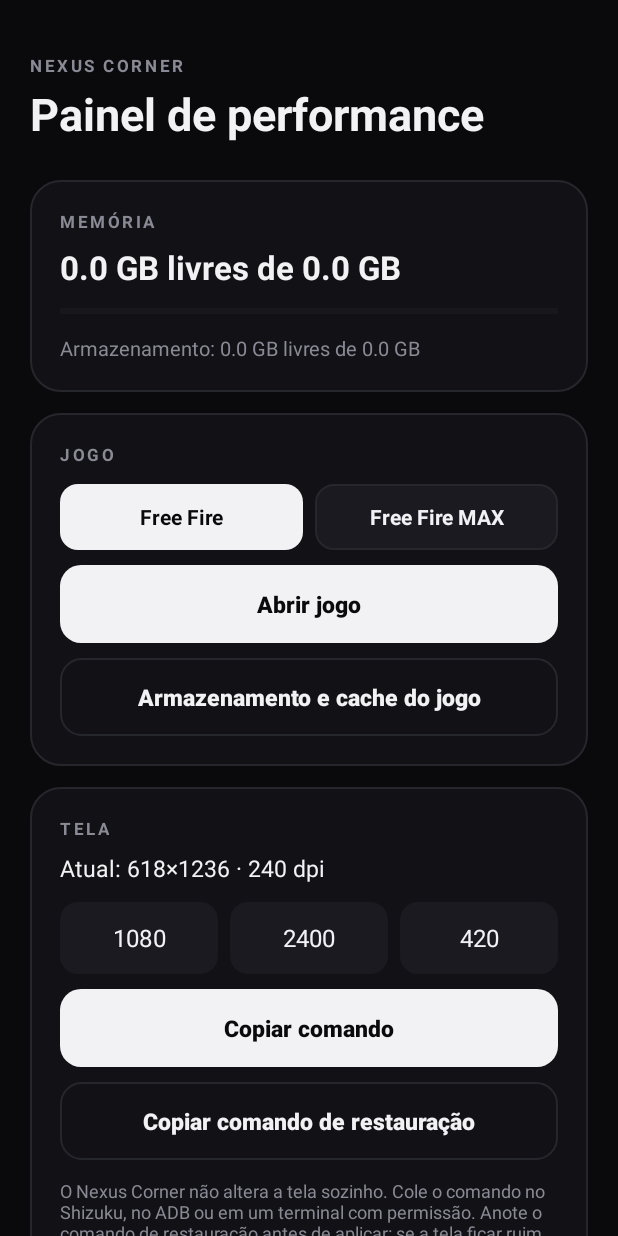
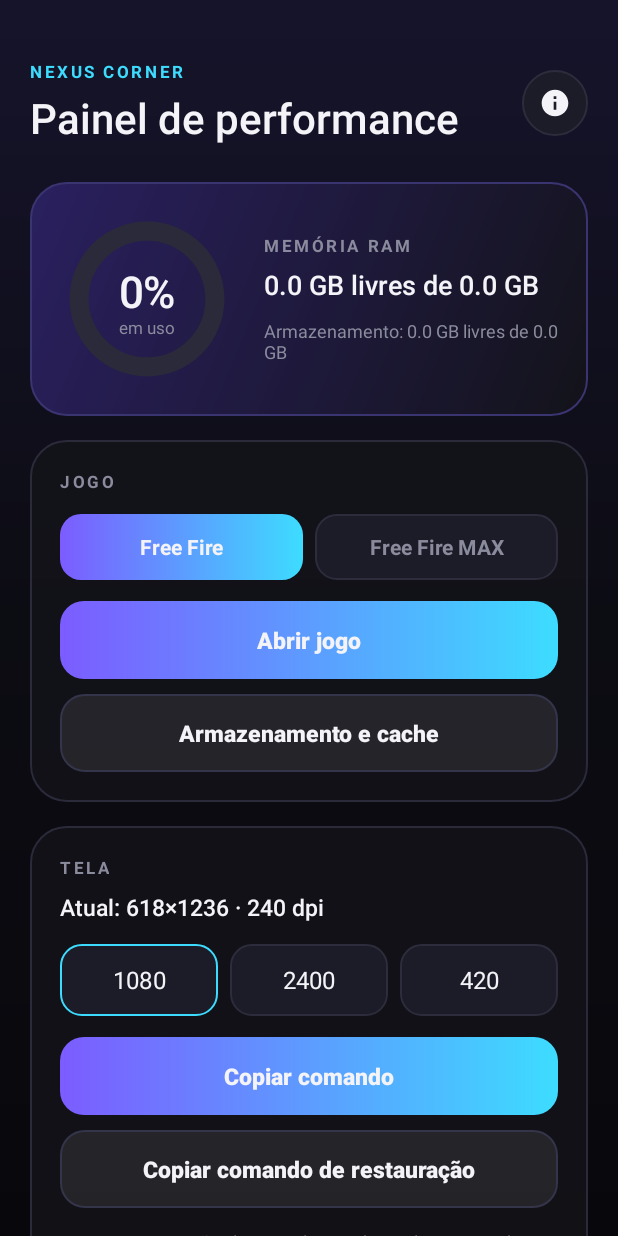
Before and after one commit to samuelsilva553/FFOptimizer, an Android app: the screen it shows after launch (MainActivity), on a phone screen of 412 x 824 dp. Run offline under Robolectric (Android 15) with nearby library versions, the phone set to English and light mode, and no system bars; 1 statement that could not run was skipped.

Commit message:
Novo design

```diff
--- /dev/null
+++ b/app/src/main/java/com/nexuscorner/app/GaugeView.kt
@@ -0,0 +1,41 @@
+package com.nexuscorner.app
+
+import android.animation.ValueAnimator
+import android.content.Context
+import android.graphics.*
+import android.util.AttributeSet
+import android.view.View
+
+class GaugeView(c: Context, a: AttributeSet?) : View(c, a) {
+    private val track = Paint(Paint.ANTI_ALIAS_FLAG).apply { style = Paint.Style.STROKE; strokeCap = Paint.Cap.ROUND; color = 0xFF2A2A3A.toInt() }
+    private val arc = Paint(Paint.ANTI_ALIAS_FLAG).apply { style = Paint.Style.STROKE; strokeCap = Paint.Cap.ROUND }
+    private val big = Paint(Paint.ANTI_ALIAS_FLAG).apply { color = 0xFFF4F4F8.toInt(); textAlign = Paint.Align.CENTER; typeface = Typeface.create("sans-serif-medium", Typeface.NORMAL) }
+    private val small = Paint(Paint.ANTI_ALIAS_FLAG).apply { color = 0xFF8B8B9E.toInt(); textAlign = Paint.Align.CENTER }
+    private val box = RectF()
+    private var shown = 0f
+
+    fun setValue(v: Int) {
+        ValueAnimator.ofFloat(shown, v.coerceIn(0, 100).toFloat()).apply {
+            duration = 900
+            addUpdateListener { shown = it.animatedValue as Float; invalidate() }
+            start()
+        }
+    }
+
+    override fun onSizeChanged(w: Int, h: Int, ow: Int, oh: Int) {
+        val s = w * 0.11f
+        track.strokeWidth = s; arc.strokeWidth = s
+        box.set(s, s, w - s, h - s)
+        arc.shader = SweepGradient(w / 2f, h / 2f, intArrayOf(0xFF7C5CFF.toInt(), 0xFF3DDCFF.toInt(), 0xFF7C5CFF.toInt()), null)
+        big.textSize = w * 0.25f; small.textSize = w * 0.1f
+    }
+
+    override fun onDraw(c: Canvas) {
+        c.drawArc(box, 0f, 360f, false, track)
+        c.save(); c.rotate(-90f, width / 2f, height / 2f)
+        c.drawArc(box, 0f, 360f * shown / 100f, false, arc)
+        c.restore()
+        c.drawText("${shown.toInt()}%", width / 2f, height / 2f + big.textSize * 0.2f, big)
+        c.drawText("em uso", width / 2f, height / 2f + big.textSize * 0.2f + small.textSize * 1.5f, small)
+    }
+}
--- a/app/src/main/java/com/nexuscorner/app/MainActivity.kt
+++ b/app/src/main/java/com/nexuscorner/app/MainActivity.kt
@@ -30,7 +30,7 @@ class MainActivity : Activity() {
         fun paint() = chips.forEach { (id, p) ->
             v<TextView>(id).apply {
                 isSelected = p == sel
-                setTextColor(getColor(if (isSelected) R.color.bg else R.color.text))
+                setTextColor(getColor(if (isSelected) R.color.text else R.color.muted))
             }
         }
         chips.forEach { (id, p) -> v<TextView>(id).setOnClickListener { sel = p; paint() } }
@@ -51,7 +51,14 @@ class MainActivity : Activity() {
             copy("wm size ${w}x$h && wm density $d")
         }
         v<TextView>(R.id.btnReset).setOnClickListener { copy("wm size reset && wm density reset") }
-        v<TextView>(R.id.tvLegal).setOnClickListener { startActivity(Intent(this, LegalActivity::class.java)) }
+        val legal = { _: android.view.View -> startActivity(Intent(this, LegalActivity::class.java)) }
+        v<android.view.View>(R.id.tvLegal).setOnClickListener(legal)
+        v<android.view.View>(R.id.btnInfo).setOnClickListener(legal)
+        val box = v<android.view.ViewGroup>(R.id.content)
+        for (i in 0 until box.childCount) box.getChildAt(i).apply {
+            alpha = 0f; translationY = 48f
+            animate().alpha(1f).translationY(0f).setStartDelay(i * 70L).setDuration(380).start()
+        }
     }
 
     private fun copy(cmd: String) {
@@ -64,7 +71,7 @@ class MainActivity : Activity() {
         val mi = ActivityManager.MemoryInfo()
         (getSystemService(ACTIVITY_SERVICE) as ActivityManager).getMemoryInfo(mi)
         v<TextView>(R.id.tvRam).text = getString(R.string.ram_fmt, mi.availMem / 1e9, mi.totalMem / 1e9)
-        v<ProgressBar>(R.id.pbRam).progress = (100 - mi.availMem * 100 / mi.totalMem).toInt()
+        v<GaugeView>(R.id.gauge).setValue((100 - mi.availMem * 100 / mi.totalMem).toInt())
         val st = StatFs(Environment.getDataDirectory().path)
         v<TextView>(R.id.tvStorage).text = getString(R.string.storage_fmt, st.availableBytes / 1e9, st.totalBytes / 1e9)
         val dm = resources.displayMetrics
--- /dev/null
+++ b/app/src/main/res/drawable/bg_main.xml
@@ -0,0 +1 @@
+<shape xmlns:android="http://schemas.android.com/apk/res/android"><gradient android:startColor="#16142B" android:centerColor="#0C0C13" android:endColor="#08080C" android:angle="270"/></shape>
--- a/app/src/main/res/drawable/btn_outline.xml
+++ b/app/src/main/res/drawable/btn_outline.xml
@@ -1 +1 @@
-<shape xmlns:android="http://schemas.android.com/apk/res/android"><solid android:color="#00000000"/><corners android:radius="14dp"/><stroke android:width="1dp" android:color="@color/line"/></shape>
+<ripple xmlns:android="http://schemas.android.com/apk/res/android" android:color="#33FFFFFF"><item><shape><solid android:color="#14FFFFFF"/><corners android:radius="16dp"/><stroke android:width="1dp" android:color="#34344A"/></shape></item></ripple>
--- a/app/src/main/res/drawable/btn_primary.xml
+++ b/app/src/main/res/drawable/btn_primary.xml
@@ -1 +1 @@
-<shape xmlns:android="http://schemas.android.com/apk/res/android"><solid android:color="@color/text"/><corners android:radius="14dp"/></shape>
+<ripple xmlns:android="http://schemas.android.com/apk/res/android" android:color="#44FFFFFF"><item><shape><gradient android:startColor="#7C5CFF" android:endColor="#3DDCFF" android:angle="0"/><corners android:radius="16dp"/></shape></item></ripple>
--- a/app/src/main/res/drawable/card.xml
+++ b/app/src/main/res/drawable/card.xml
@@ -1 +1 @@
-<shape xmlns:android="http://schemas.android.com/apk/res/android"><solid android:color="@color/card"/><corners android:radius="20dp"/><stroke android:width="1dp" android:color="@color/line"/></shape>
+<shape xmlns:android="http://schemas.android.com/apk/res/android"><solid android:color="#CC13131A"/><corners android:radius="24dp"/><stroke android:width="1dp" android:color="#2A2A3A"/></shape>
--- /dev/null
+++ b/app/src/main/res/drawable/card_hero.xml
@@ -0,0 +1 @@
+<shape xmlns:android="http://schemas.android.com/apk/res/android"><gradient android:startColor="#2A2060" android:endColor="#13131A" android:angle="315"/><corners android:radius="24dp"/><stroke android:width="1dp" android:color="#3A3470"/></shape>
--- a/app/src/main/res/drawable/chip.xml
+++ b/app/src/main/res/drawable/chip.xml
@@ -1,4 +1,4 @@
 <selector xmlns:android="http://schemas.android.com/apk/res/android">
-    <item android:state_selected="true"><shape><solid android:color="@color/text"/><corners android:radius="12dp"/></shape></item>
-    <item><shape><solid android:color="#1A1A20"/><corners android:radius="12dp"/><stroke android:width="1dp" android:color="@color/line"/></shape></item>
+    <item android:state_selected="true"><shape><gradient android:startColor="#7C5CFF" android:endColor="#3DDCFF" android:angle="0"/><corners android:radius="14dp"/></shape></item>
+    <item><shape><solid android:color="#1C1C28"/><corners android:radius="14dp"/><stroke android:width="1dp" android:color="#2C2C3C"/></shape></item>
 </selector>
--- /dev/null
+++ b/app/src/main/res/drawable/ic_info.xml
@@ -0,0 +1,3 @@
+<vector xmlns:android="http://schemas.android.com/apk/res/android" android:width="24dp" android:height="24dp" android:viewportWidth="24" android:viewportHeight="24">
+    <path android:fillColor="#F4F4F8" android:pathData="M12,2C6.48,2 2,6.48 2,12s4.48,10 10,10 10,-4.48 10,-10S17.52,2 12,2zM13,17h-2v-6h2v6zM13,9h-2L11,7h2v2z"/>
+</vector>
--- /dev/null
+++ b/app/src/main/res/drawable/icon_btn.xml
@@ -0,0 +1 @@
+<ripple xmlns:android="http://schemas.android.com/apk/res/android" android:color="#33FFFFFF"><item><shape android:shape="oval"><solid android:color="#1C1C28"/><stroke android:width="1dp" android:color="#2C2C3C"/></shape></item></ripple>
--- a/app/src/main/res/drawable/input.xml
+++ b/app/src/main/res/drawable/input.xml
@@ -1 +1,4 @@
-<shape xmlns:android="http://schemas.android.com/apk/res/android"><solid android:color="#1A1A20"/><corners android:radius="12dp"/></shape>
+<selector xmlns:android="http://schemas.android.com/apk/res/android">
+    <item android:state_focused="true"><shape><solid android:color="#1C1C28"/><corners android:radius="14dp"/><stroke android:width="1.5dp" android:color="@color/a2"/></shape></item>
+    <item><shape><solid android:color="#1C1C28"/><corners android:radius="14dp"/><stroke android:width="1dp" android:color="#2C2C3C"/></shape></item>
+</selector>
--- a/app/src/main/res/layout/activity_main.xml
+++ b/app/src/main/res/layout/activity_main.xml
@@ -1,35 +1,42 @@
 <?xml version="1.0" encoding="utf-8"?>
-<ScrollView xmlns:android="http://schemas.android.com/apk/res/android" android:layout_width="match_parent" android:layout_height="match_parent" android:fillViewport="true">
-<LinearLayout android:layout_width="match_parent" android:layout_height="wrap_content" android:orientation="vertical" android:padding="20dp">
-    <TextView style="@style/Label" android:layout_marginTop="16dp" android:text="NEXUS CORNER"/>
-    <TextView android:layout_width="wrap_content" android:layout_height="wrap_content" android:text="@string/headline" android:textColor="@color/text" android:textSize="30sp" android:textStyle="bold" android:layout_marginTop="4dp"/>
-    <LinearLayout style="@style/Card" android:layout_marginTop="24dp">
-        <TextView style="@style/Label" android:text="MEMÓRIA"/>
-        <TextView android:id="@+id/tvRam" android:layout_width="wrap_content" android:layout_height="wrap_content" android:textColor="@color/text" android:textSize="22sp" android:textStyle="bold" android:layout_marginTop="8dp"/>
-        <ProgressBar android:id="@+id/pbRam" style="?android:attr/progressBarStyleHorizontal" android:layout_width="match_parent" android:layout_height="6dp" android:layout_marginTop="12dp" android:progressTint="@color/accent" android:progressBackgroundTint="@color/line"/>
-        <TextView android:id="@+id/tvStorage" android:layout_width="wrap_content" android:layout_height="wrap_content" android:textColor="@color/muted" android:textSize="13sp" android:layout_marginTop="12dp"/>
+<ScrollView xmlns:android="http://schemas.android.com/apk/res/android" android:layout_width="match_parent" android:layout_height="match_parent" android:fillViewport="true" android:scrollbars="none">
+<LinearLayout android:id="@+id/content" android:layout_width="match_parent" android:layout_height="wrap_content" android:orientation="vertical" android:padding="20dp">
+    <LinearLayout android:layout_width="match_parent" android:layout_height="wrap_content" android:layout_marginTop="20dp" android:gravity="center_vertical">
+        <LinearLayout android:layout_width="0dp" android:layout_height="wrap_content" android:layout_weight="1" android:orientation="vertical">
+            <TextView style="@style/Label" android:text="NEXUS CORNER" android:textColor="@color/a2"/>
+            <TextView android:layout_width="wrap_content" android:layout_height="wrap_content" android:text="@string/headline" android:textColor="@color/text" android:textSize="28sp" android:fontFamily="sans-serif-medium" android:layout_marginTop="4dp"/>
+        </LinearLayout>
+        <ImageView android:id="@+id/btnInfo" android:layout_width="44dp" android:layout_height="44dp" android:padding="11dp" android:src="@drawable/ic_info" android:background="@drawable/icon_btn" android:contentDescription="Termos e direitos autorais"/>
+    </LinearLayout>
+    <LinearLayout style="@style/Card" android:orientation="horizontal" android:background="@drawable/card_hero" android:gravity="center_vertical" android:layout_marginTop="24dp">
+        <com.nexuscorner.app.GaugeView android:id="@+id/gauge" android:layout_width="116dp" android:layout_height="116dp"/>
+        <LinearLayout android:layout_width="0dp" android:layout_height="wrap_content" android:layout_weight="1" android:orientation="vertical" android:layout_marginStart="20dp">
+            <TextView style="@style/Label" android:text="MEMÓRIA RAM"/>
+            <TextView android:id="@+id/tvRam" android:layout_width="wrap_content" android:layout_height="wrap_content" android:textColor="@color/text" android:textSize="18sp" android:fontFamily="sans-serif-medium" android:layout_marginTop="6dp"/>
+            <TextView android:id="@+id/tvStorage" android:layout_width="wrap_content" android:layout_height="wrap_content" android:textColor="@color/muted" android:textSize="12sp" android:layout_marginTop="10dp"/>
+        </LinearLayout>
     </LinearLayout>
     <LinearLayout style="@style/Card">
         <TextView style="@style/Label" android:text="JOGO"/>
-        <LinearLayout android:layout_width="match_parent" android:layout_height="wrap_content" android:layout_marginTop="12dp">
+        <LinearLayout android:layout_width="match_parent" android:layout_height="wrap_content" android:layout_marginTop="14dp">
             <TextView android:id="@+id/chipFf" style="@style/Chip" android:text="Free Fire"/>
             <TextView android:id="@+id/chipMax" style="@style/Chip" android:text="Free Fire MAX" android:layout_marginEnd="0dp"/>
         </LinearLayout>
-        <Button android:id="@+id/btnLaunch" style="@style/BtnPrimary" android:text="Abrir jogo"/>
-        <Button android:id="@+id/btnData" style="@style/Btn" android:text="Armazenamento e cache do jogo"/>
+        <Button android:id="@+id/btnLaunch" style="@style/BtnPrimary" android:text="Abrir jogo" android:layout_marginTop="14dp"/>
+        <Button android:id="@+id/btnData" style="@style/Btn" android:text="Armazenamento e cache"/>
     </LinearLayout>
     <LinearLayout style="@style/Card">
         <TextView style="@style/Label" android:text="TELA"/>
-        <TextView android:id="@+id/tvScreen" android:layout_width="wrap_content" android:layout_height="wrap_content" android:textColor="@color/text" android:textSize="15sp" android:layout_marginTop="8dp"/>
-        <LinearLayout android:layout_width="match_parent" android:layout_height="wrap_content" android:layout_marginTop="12dp">
+        <TextView android:id="@+id/tvScreen" android:layout_width="wrap_content" android:layout_height="wrap_content" android:textColor="@color/text" android:textSize="15sp" android:fontFamily="sans-serif-medium" android:layout_marginTop="8dp"/>
+        <LinearLayout android:layout_width="match_parent" android:layout_height="wrap_content" android:layout_marginTop="14dp">
             <EditText android:id="@+id/etW" style="@style/Input" android:hint="Largura" android:text="1080" android:textColorHint="@color/muted"/>
             <EditText android:id="@+id/etH" style="@style/Input" android:hint="Altura" android:text="2400" android:textColorHint="@color/muted"/>
             <EditText android:id="@+id/etD" style="@style/Input" android:hint="DPI" android:text="420" android:textColorHint="@color/muted" android:layout_marginEnd="0dp"/>
         </LinearLayout>
-        <Button android:id="@+id/btnCopy" style="@style/BtnPrimary" android:text="Copiar comando"/>
+        <Button android:id="@+id/btnCopy" style="@style/BtnPrimary" android:text="Copiar comando" android:layout_marginTop="14dp"/>
         <Button android:id="@+id/btnReset" style="@style/Btn" android:text="Copiar comando de restauração"/>
-        <TextView android:layout_width="wrap_content" android:layout_height="wrap_content" android:text="@string/screen_note" android:textColor="@color/muted" android:textSize="12sp" android:layout_marginTop="12dp"/>
+        <TextView android:layout_width="wrap_content" android:layout_height="wrap_content" android:text="@string/screen_note" android:textColor="@color/muted" android:textSize="12sp" android:layout_marginTop="14dp" android:lineSpacingMultiplier="1.2"/>
     </LinearLayout>
-    <TextView android:id="@+id/tvLegal" android:layout_width="match_parent" android:layout_height="wrap_content" android:gravity="center" android:padding="24dp" android:text="Termos, privacidade e direitos autorais" android:textColor="@color/muted" android:textSize="13sp"/>
+    <TextView android:id="@+id/tvLegal" android:layout_width="match_parent" android:layout_height="wrap_content" android:gravity="center" android:padding="24dp" android:text="Termos, privacidade e direitos autorais" android:textColor="@color/muted" android:textSize="12sp"/>
 </LinearLayout>
 </ScrollView>
--- a/app/src/main/res/values/colors.xml
+++ b/app/src/main/res/values/colors.xml
@@ -1,4 +1,5 @@
 <resources>
-    <color name="bg">#0A0A0C</color><color name="card">#121216</color><color name="line">#26262D</color>
-    <color name="text">#F2F2F5</color><color name="muted">#8A8A96</color><color name="accent">#F2F2F5</color>
+    <color name="bg">#0A0A0F</color><color name="card">#13131A</color><color name="line">#262633</color>
+    <color name="text">#F4F4F8</color><color name="muted">#8B8B9E</color>
+    <color name="a1">#7C5CFF</color><color name="a2">#3DDCFF</color>
 </resources>
--- a/app/src/main/res/values/styles.xml
+++ b/app/src/main/res/values/styles.xml
@@ -1,13 +1,13 @@
 <resources>
     <style name="App" parent="@android:style/Theme.Material.NoActionBar">
-        <item name="android:windowBackground">@color/bg</item>
+        <item name="android:windowBackground">@drawable/bg_main</item>
         <item name="android:statusBarColor">@color/bg</item>
         <item name="android:navigationBarColor">@color/bg</item>
-        <item name="android:colorAccent">@color/accent</item>
+        <item name="android:colorAccent">@color/a2</item>
     </style>
     <style name="Card">
         <item name="android:layout_width">match_parent</item><item name="android:layout_height">wrap_content</item>
-        <item name="android:layout_marginTop">14dp</item><item name="android:padding">20dp</item>
+        <item name="android:layout_marginTop">16dp</item><item name="android:padding">20dp</item>
         <item name="android:orientation">vertical</item><item name="android:background">@drawable/card</item>
     </style>
     <style name="Label">
@@ -23,7 +23,7 @@
         <item name="android:textColor">@color/text</item><item name="android:background">@drawable/btn_outline</item>
     </style>
     <style name="BtnPrimary" parent="Btn">
-        <item name="android:textColor">@color/bg</item><item name="android:background">@drawable/btn_primary</item>
+        <item name="android:textColor">@color/text</item><item name="android:background">@drawable/btn_primary</item>
     </style>
     <style name="Chip">
         <item name="android:layout_width">0dp</item><item name="android:layout_height">44dp</item>
```
